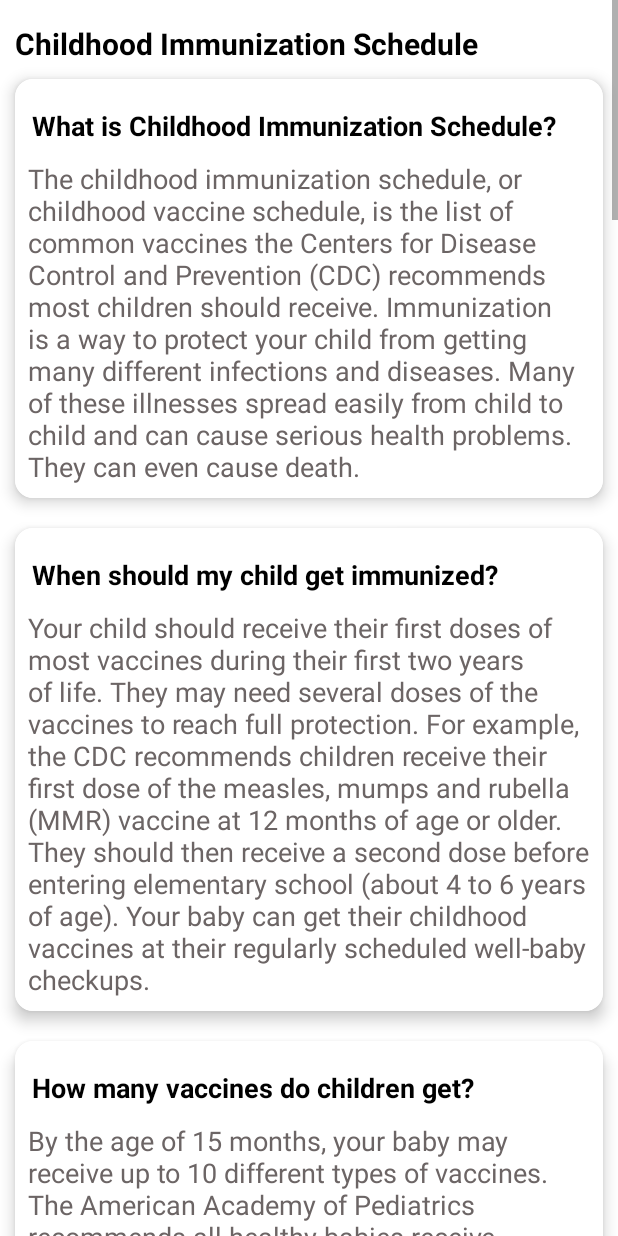
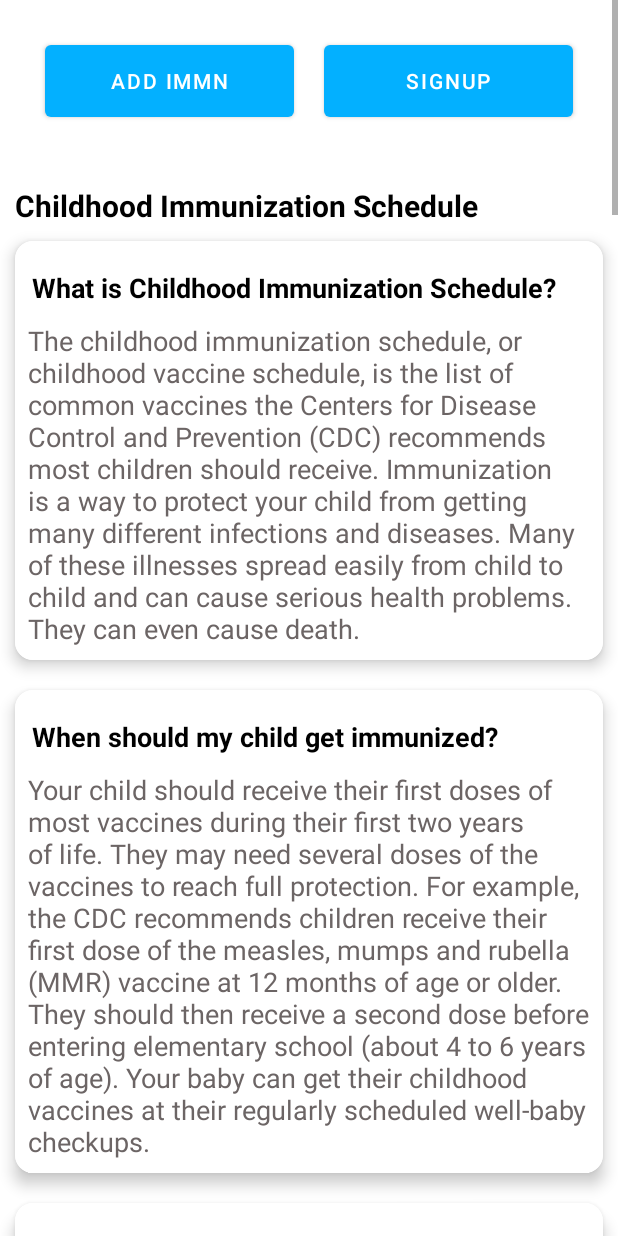
Before and after one commit to martin-ngigi/Smart-Immunization, an Android app: the Immunization2Activity screen opened directly, with no data from a screen before it, on a phone screen of 412 x 824 dp. Run offline under Robolectric (Android 15) with nearby library versions, the phone set to English and light mode, and no system bars.

Commit message:
Adding Immunizations Success

```diff
--- a/app/src/main/AndroidManifest.xml
+++ b/app/src/main/AndroidManifest.xml
@@ -18,6 +18,9 @@
         android:theme="@style/Theme.SmartImmunization"
         tools:targetApi="31">
         <activity
+            android:name=".Activities2.AddImmunizationActivity"
+            android:exported="false" />
+        <activity
             android:name=".Activities.SchedulesActivity"
             android:exported="false" />
         <activity
@@ -32,7 +35,6 @@
         <activity
             android:name=".Activities.RegisterActivity"
             android:exported="false" />
-
         <activity
             android:name=".Activities2.Schedules2Activity"
             android:exported="false" />
@@ -48,8 +50,6 @@
         <activity
             android:name=".Activities2.Register2Activity"
             android:exported="false" />
-
-
         <activity
             android:name=".Activities.SplashActivity"
             android:exported="true">
--- a/app/src/main/java/com/example/smart_immunization/Activities2/Immunization2Activity.java
+++ b/app/src/main/java/com/example/smart_immunization/Activities2/Immunization2Activity.java
@@ -1,18 +1,31 @@
 package com.example.smart_immunization.Activities2;
 
+import android.content.Intent;
 import android.os.Bundle;
+import android.widget.Button;
 
 import androidx.appcompat.app.AppCompatActivity;
 
+import com.example.smart_immunization.Activities.ImmunizationActivity;
 import com.example.smart_immunization.R;
 
 public class Immunization2Activity extends AppCompatActivity {
 
     //link https://my.clevelandclinic.org/health/articles/11288-childhood-immunization-schedule
 
+
+    private Button btn_add_immnBtn;
+
     @Override
     protected void onCreate(Bundle savedInstanceState) {
         super.onCreate(savedInstanceState);
         setContentView(R.layout.activity_immunization2);
+
+
+        btn_add_immnBtn = findViewById(R.id.btn_add_immnBtn);
+
+        btn_add_immnBtn.setOnClickListener( e -> {
+            startActivity(new Intent(Immunization2Activity.this,AddImmunizationActivity.class));
+        });
     }
 }
--- a/app/src/main/java/com/example/smart_immunization/Activities2/Login2Activity.java
+++ b/app/src/main/java/com/example/smart_immunization/Activities2/Login2Activity.java
@@ -135,6 +135,7 @@ public class Login2Activity extends AppCompatActivity {
                         String age1 = firstObject.getString("age");
                         String nationId1 = firstObject.getString("nationId");
                         String county1 = firstObject.getString("county");
+                        int id1 = firstObject.getInt("id");
 
                         //set data
                         Constants.email= email1;
@@ -145,6 +146,7 @@ public class Login2Activity extends AppCompatActivity {
                         Constants.nationalId = nationId1;
                         Constants.county = county1;
                         Constants.first_name = firstName1;
+                        Constants.id = id1;
 
 
 
--- a/app/src/main/java/com/example/smart_immunization/Constants.java
+++ b/app/src/main/java/com/example/smart_immunization/Constants.java
@@ -2,7 +2,7 @@ package com.example.smart_immunization;
 
 public class Constants {
     public static String appID = "smart-immunization-ralrc";
-    public static String Base_Url = "https://2df9-41-80-97-89.eu.ngrok.io";
+    public static String Base_Url = "https://ce81-41-80-97-89.eu.ngrok.io";
     public static String phone="";
     public static String email="";
     public static String first_name="";
@@ -10,5 +10,6 @@ public class Constants {
     public static String user_name="";
     public static String age="";
     public static String nationalId="";
-    public static String county="";
+    public static String county = "";
+    public static int id;
 }
--- a/app/src/main/res/layout/activity_immunization2.xml
+++ b/app/src/main/res/layout/activity_immunization2.xml
@@ -16,8 +16,39 @@
             android:layout_width="match_parent"
             android:layout_height="wrap_content"
             android:orientation="vertical"
-            android:background="@color/white"
-            >
+            android:background="@color/white">
+
+            <LinearLayout
+                android:layout_width="match_parent"
+                android:layout_height="wrap_content"
+                android:padding="10dp"
+                android:layout_margin="10dp"
+                android:orientation="horizontal">
+                <Button
+                    android:id="@+id/btn_add_immnBtn"
+                    android:layout_width="0dp"
+                    android:layout_weight="1"
+                    android:layout_margin="10dp"
+                    android:layout_height="wrap_content"
+                    android:text="Add Immn"
+                    android:textColor="@color/white"
+                    android:background="@drawable/btn_background"
+                    android:layout_centerHorizontal="true"
+                    android:layout_marginTop="10dp"/>
+
+                <Button
+                    android:id="@+id/btn_signupR"
+                    android:layout_width="0dp"
+                    android:layout_weight="1"
+                    android:layout_margin="10dp"
+                    android:layout_height="wrap_content"
+                    android:text="Signup"
+                    android:textColor="@color/white"
+                    android:background="@drawable/btn_background"
+                    android:layout_centerHorizontal="true"
+                    android:layout_marginTop="10dp"/>
+            </LinearLayout>
+
 
             <TextView
                 android:layout_width="match_parent"
```
Also changed, not shown: app/src/main/java/com/example/smart_immunization/Activities2/AddImmunizationActivity.java (added, +183 -0 lines), app/src/main/java/com/example/smart_immunization/DatePicker.java (added, +32 -0 lines), app/src/main/res/layout/activity_add_immunization.xml (added, +89 -0 lines).
